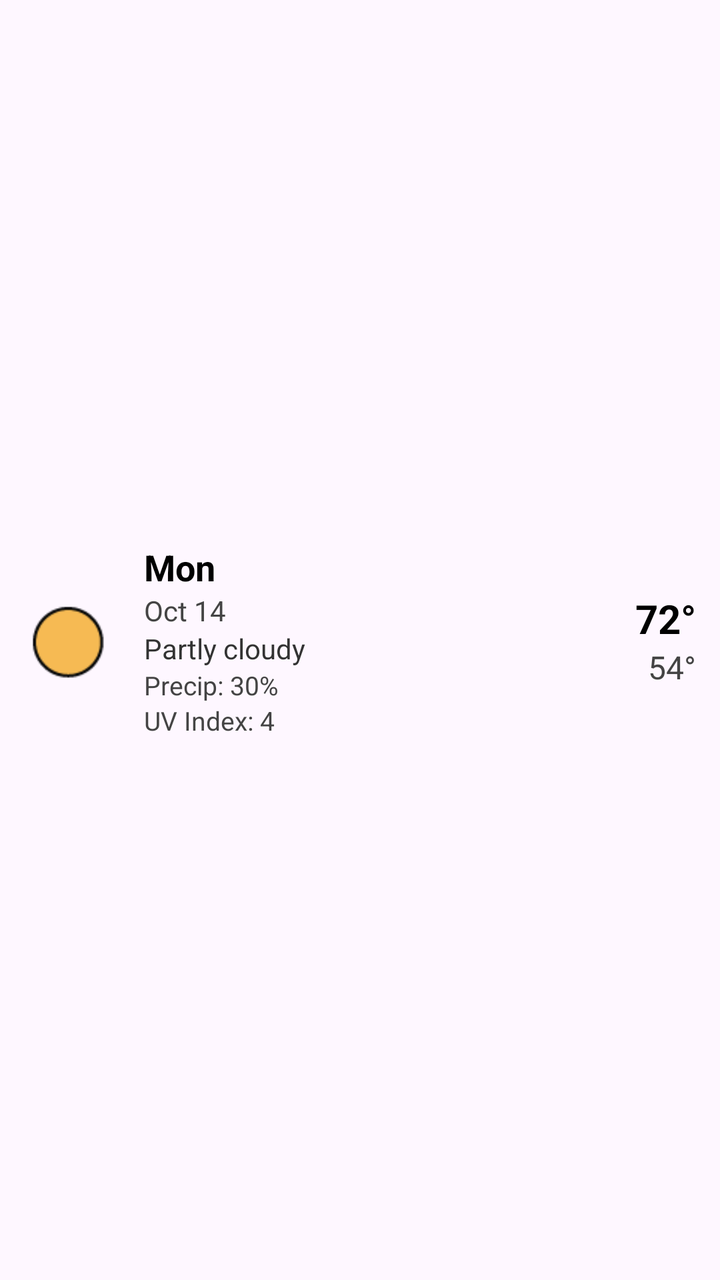
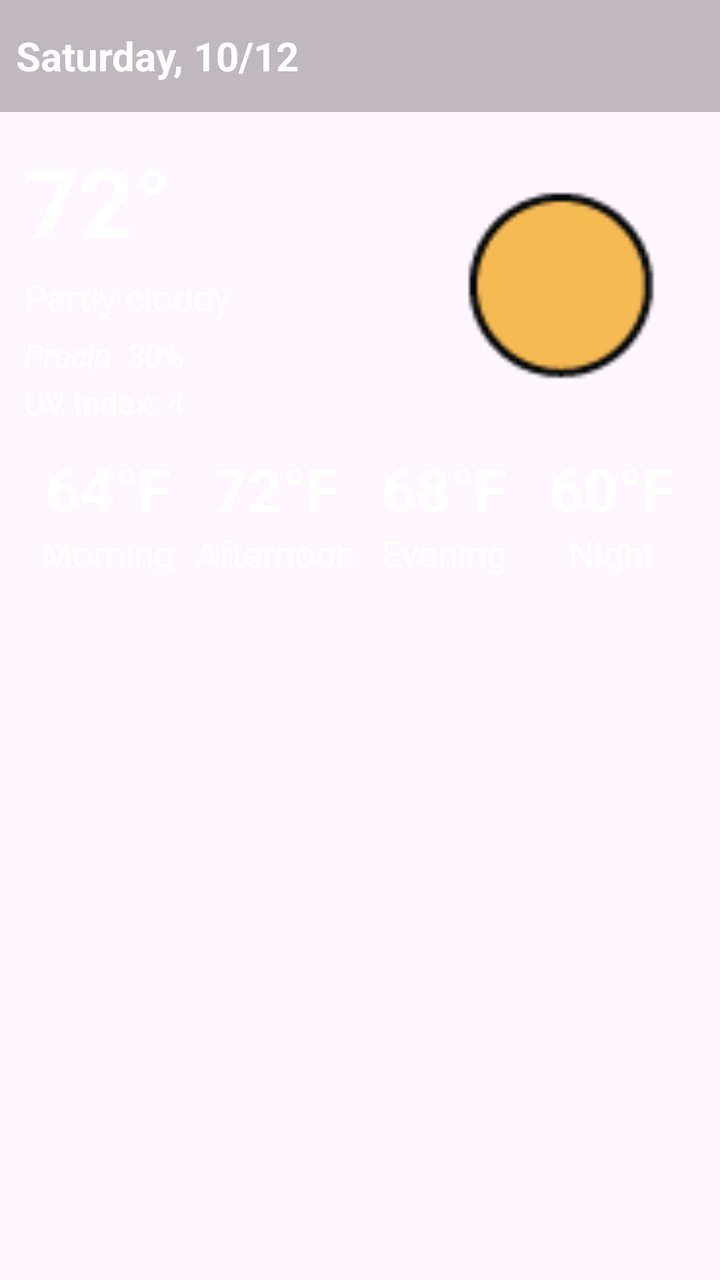

The first picture is an Android layout as it rendered before a commit; the second is the same layout after the commit. The layout source and the unified diff follow.
<!-- AndroidManifest.xml: application theme Theme.WeatherApp -->
<!-- res/layout/item_day.xml -->
<?xml version="1.0" encoding="utf-8"?>
<androidx.constraintlayout.widget.ConstraintLayout xmlns:android="http://schemas.android.com/apk/res/android"
    xmlns:app="http://schemas.android.com/apk/res-auto"
    android:id="@+id/itemDayRoot"
    android:layout_width="match_parent"
    android:layout_height="wrap_content"
    android:layout_margin="0dp"
    android:padding="0dp">

    <LinearLayout
        android:id="@+id/container"
        android:layout_width="0dp"
        android:layout_height="wrap_content"
        android:gravity="center_vertical"
        android:orientation="horizontal"
        android:padding="12dp"
        app:layout_constraintBottom_toBottomOf="parent"
        app:layout_constraintEnd_toEndOf="parent"
        app:layout_constraintStart_toStartOf="parent"
        app:layout_constraintTop_toTopOf="parent">

        <ImageView
            android:id="@+id/ivDayIcon"
            android:layout_width="48dp"
            android:layout_height="48dp"
            android:contentDescription="icon"
            android:src="@drawable/clear_day" />

        <LinearLayout
            android:layout_width="0dp"
            android:layout_height="wrap_content"
            android:layout_marginStart="12dp"
            android:layout_weight="1"
            android:orientation="vertical">

            <TextView
                android:id="@+id/tvDayName"
                android:layout_width="wrap_content"
                android:layout_height="wrap_content"
                android:text="Mon"
                android:textColor="#000000"
                android:textSize="18sp"
                android:textStyle="bold" />

            <TextView
                android:id="@+id/tvDate"
                android:layout_width="wrap_content"
                android:layout_height="wrap_content"
                android:text="Oct 14"
                android:textColor="#444444"
                android:textSize="14sp" />

            <TextView
                android:id="@+id/tvDescription"
                android:layout_width="wrap_content"
                android:layout_height="wrap_content"
                android:text="Partly cloudy"
                android:textColor="#333333"
                android:textSize="14sp" />

            <TextView
                android:id="@+id/tvPrecip"
                android:layout_width="wrap_content"
                android:layout_height="wrap_content"
                android:text="Precip: 30%"
                android:textColor="#444444"
                android:textSize="13sp" />

            <TextView
                android:id="@+id/tvUV"
                android:layout_width="wrap_content"
                android:layout_height="wrap_content"
                android:text="UV Index: 4"
                android:textColor="#444444"
                android:textSize="13sp" />

        </LinearLayout>

        <LinearLayout
            android:layout_width="wrap_content"
            android:layout_height="wrap_content"
            android:gravity="end"
            android:orientation="vertical">

            <TextView
                android:id="@+id/tvTempHigh"
                android:layout_width="wrap_content"
                android:layout_height="wrap_content"
                android:text="72°"
                android:textColor="#000000"
                android:textSize="20sp"
                android:textStyle="bold" />

            <TextView
                android:id="@+id/tvTempLow"
                android:layout_width="wrap_content"
                android:layout_height="wrap_content"
                android:text="54°"
                android:textColor="#444444"
                android:textSize="16sp" />
        </LinearLayout>

    </LinearLayout>

</androidx.constraintlayout.widget.ConstraintLayout>
<!-- resources referenced by this layout -->
<resources>
  <!-- drawable clear_day: png bitmap (drawable, 1212 bytes) -->
  <style name="Theme.WeatherApp" parent="Base.Theme.WeatherApp" />
  <style name="Base.Theme.WeatherApp" parent="Theme.Material3.DayNight.NoActionBar">
          
          
      </style>
</resources>

<!-- the commit's change to res/layout/item_day.xml (unified diff, before → after) -->
@@ -7,99 +7,238 @@
     android:layout_margin="0dp"
     android:padding="0dp">
 
+    
+    <FrameLayout
+        android:id="@+id/frameLayout2"
+        android:layout_width="match_parent"
+        android:layout_height="56dp"
+        android:background="#40000000"
+        android:padding="8dp"
+        app:layout_constraintEnd_toEndOf="parent"
+        app:layout_constraintStart_toStartOf="parent"
+        app:layout_constraintTop_toTopOf="parent">
+
+        <TextView
+            android:id="@+id/tvDayDate"
+            android:layout_width="wrap_content"
+            android:layout_height="wrap_content"
+            android:text="Saturday, 10/12"
+            android:textColor="#FFFFFF"
+            android:textSize="20sp"
+            android:textStyle="bold"
+            android:layout_gravity="center_vertical|start" />
+    </FrameLayout>
+
+    
     <LinearLayout
         android:id="@+id/container"
         android:layout_width="0dp"
         android:layout_height="wrap_content"
         android:gravity="center_vertical"
         android:orientation="horizontal"
-        android:padding="12dp"
-        app:layout_constraintBottom_toBottomOf="parent"
-        app:layout_constraintEnd_toEndOf="parent"
-        app:layout_constraintStart_toStartOf="parent"
-        app:layout_constraintTop_toTopOf="parent">
+        android:paddingLeft="12dp"
+        android:paddingTop="12dp"
+        android:paddingRight="12dp"
+        android:paddingBottom="0dp"
+        app:layout_constraintEnd_toEndOf="parent"
+        app:layout_constraintStart_toStartOf="parent"
+        app:layout_constraintTop_toBottomOf="@id/frameLayout2">
+
+        <LinearLayout
+            android:layout_width="0dp"
+            android:layout_height="wrap_content"
+            android:layout_weight="1"
+            android:orientation="vertical"
+            android:paddingRight="10dp">
+
+            <TextView
+                android:id="@+id/tvTempHigh"
+                android:layout_width="wrap_content"
+                android:layout_height="wrap_content"
+                android:text="72°"
+                android:textColor="#FFFFFF"
+                android:textSize="48sp"
+                android:textStyle="bold" />
+
+            <TextView
+                android:id="@+id/tvDescription"
+                android:layout_width="wrap_content"
+                android:layout_height="wrap_content"
+                android:layout_marginTop="4dp"
+                android:text="Partly cloudy"
+                android:textColor="#FFFFFF"
+                android:textSize="18sp" />
+
+            <TextView
+                android:id="@+id/tvPrecip"
+                android:layout_width="wrap_content"
+                android:layout_height="wrap_content"
+                android:layout_marginTop="6dp"
+                android:text="Precip: 30%"
+                android:textColor="#FFFFFF"
+                android:textSize="16sp"
+                android:textStyle="italic" />
+
+            <TextView
+                android:id="@+id/tvUV"
+                android:layout_width="wrap_content"
+                android:layout_height="wrap_content"
+                android:layout_marginTop="2dp"
+                android:text="UV Index: 4"
+                android:textColor="#FFFFFF"
+                android:textSize="16sp" />
+        </LinearLayout>
 
         <ImageView
             android:id="@+id/ivDayIcon"
-            android:layout_width="48dp"
-            android:layout_height="48dp"
+            android:layout_width="125dp"
+            android:layout_height="125dp"
+            android:adjustViewBounds="true"
             android:contentDescription="icon"
             android:src="@drawable/clear_day" />
-
-        <LinearLayout
-            android:layout_width="0dp"
-            android:layout_height="wrap_content"
-            android:layout_marginStart="12dp"
-            android:layout_weight="1"
-            android:orientation="vertical">
-
-            <TextView
-                android:id="@+id/tvDayName"
-                android:layout_width="wrap_content"
-                android:layout_height="wrap_content"
-                android:text="Mon"
-                android:textColor="#000000"
-                android:textSize="18sp"
-                android:textStyle="bold" />
-
-            <TextView
-                android:id="@+id/tvDate"
-                android:layout_width="wrap_content"
-                android:layout_height="wrap_content"
-                android:text="Oct 14"
-                android:textColor="#444444"
-                android:textSize="14sp" />
-
-            <TextView
-                android:id="@+id/tvDescription"
-                android:layout_width="wrap_content"
-                android:layout_height="wrap_content"
-                android:text="Partly cloudy"
-                android:textColor="#333333"
-                android:textSize="14sp" />
-
-            <TextView
-                android:id="@+id/tvPrecip"
-                android:layout_width="wrap_content"
-                android:layout_height="wrap_content"
-                android:text="Precip: 30%"
-                android:textColor="#444444"
-                android:textSize="13sp" />
-
-            <TextView
-                android:id="@+id/tvUV"
-                android:layout_width="wrap_content"
-                android:layout_height="wrap_content"
-                android:text="UV Index: 4"
-                android:textColor="#444444"
-                android:textSize="13sp" />
-
-        </LinearLayout>
-
-        <LinearLayout
-            android:layout_width="wrap_content"
-            android:layout_height="wrap_content"
-            android:gravity="end"
-            android:orientation="vertical">
-
-            <TextView
-                android:id="@+id/tvTempHigh"
-                android:layout_width="wrap_content"
-                android:layout_height="wrap_content"
-                android:text="72°"
-                android:textColor="#000000"
-                android:textSize="20sp"
-                android:textStyle="bold" />
-
-            <TextView
-                android:id="@+id/tvTempLow"
-                android:layout_width="wrap_content"
-                android:layout_height="wrap_content"
-                android:text="54°"
-                android:textColor="#444444"
-                android:textSize="16sp" />
-        </LinearLayout>
-
     </LinearLayout>
 
+    
+    <View
+        android:id="@+id/divider"
+        android:layout_width="0dp"
+        android:layout_height="0dp"
+        android:background="#25FFFFFF"
+        app:layout_constraintTop_toBottomOf="@id/container"
+        app:layout_constraintStart_toStartOf="parent"
+        app:layout_constraintEnd_toEndOf="parent"
+        android:layout_marginTop="8dp"
+        android:layout_marginBottom="8dp"/>
+
+    
+    <LinearLayout
+        android:id="@+id/periodRow"
+        android:layout_width="0dp"
+        android:layout_height="wrap_content"
+        android:orientation="horizontal"
+        app:layout_constraintTop_toBottomOf="@id/divider"
+        app:layout_constraintStart_toStartOf="parent"
+        app:layout_constraintEnd_toEndOf="parent"
+        android:paddingLeft="12dp"
+        android:paddingRight="12dp"
+        android:paddingBottom="12dp"
+        android:gravity="center_vertical">
+
+        
+        <LinearLayout
+            android:id="@+id/colMorning"
+            android:layout_width="0dp"
+            android:layout_height="wrap_content"
+            android:layout_weight="1"
+            android:orientation="vertical"
+            android:gravity="center">
+
+            <TextView
+                android:id="@+id/tvTempMorning"
+                android:layout_width="wrap_content"
+                android:layout_height="wrap_content"
+                android:layout_marginTop="4dp"
+                android:text="64°F"
+                android:textColor="#FFFFFF"
+                android:textSize="30sp"
+                android:textStyle="bold" />
+
+            <TextView
+                android:id="@+id/tvLabelMorning"
+                android:layout_width="wrap_content"
+                android:layout_height="wrap_content"
+                android:text="Morning"
+                android:textColor="#FFFFFF"
+                android:textSize="18sp" />
+
+        </LinearLayout>
+
+        
+        <LinearLayout
+            android:id="@+id/colAfternoon"
+            android:layout_width="0dp"
+            android:layout_height="wrap_content"
+            android:layout_weight="1"
+            android:orientation="vertical"
+            android:gravity="center">
+
+            <TextView
+                android:id="@+id/tvTempAfternoon"
+                android:layout_width="wrap_content"
+                android:layout_height="wrap_content"
+                android:layout_marginTop="4dp"
+                android:text="72°F"
+                android:textColor="#FFFFFF"
+                android:textSize="30sp"
+                android:textStyle="bold" />
+
+            <TextView
+                android:id="@+id/tvLabelAfternoon"
+                android:layout_width="wrap_content"
+                android:layout_height="wrap_content"
+                android:text="Afternoon"
+                android:textColor="#FFFFFF"
+                android:textSize="18sp" />
+
+        </LinearLayout>
+
+        
+        <LinearLayout
+            android:id="@+id/colEvening"
+            android:layout_width="0dp"
+            android:layout_height="wrap_content"
+            android:layout_weight="1"
+            android:orientation="vertical"
+            android:gravity="center">
+
+            <TextView
+                android:id="@+id/tvTempEvening"
+                android:layout_width="wrap_content"
+                android:layout_height="wrap_content"
+                android:layout_marginTop="4dp"
+                android:text="68°F"
+                android:textColor="#FFFFFF"
+                android:textSize="30sp"
+                android:textStyle="bold" />
+
+            <TextView
+                android:id="@+id/tvLabelEvening"
+                android:layout_width="wrap_content"
+                android:layout_height="wrap_content"
+                android:text="Evening"
+                android:textColor="#FFFFFF"
+                android:textSize="18sp" />
+
+        </LinearLayout>
+
+        
+        <LinearLayout
+            android:id="@+id/colNight"
+            android:layout_width="0dp"
+            android:layout_height="wrap_content"
+            android:layout_weight="1"
+            android:orientation="vertical"
+            android:gravity="center">
+
+            <TextView
+                android:id="@+id/tvTempNight"
+                android:layout_width="wrap_content"
+                android:layout_height="wrap_content"
+                android:layout_marginTop="4dp"
+                android:text="60°F"
+                android:textColor="#FFFFFF"
+                android:textSize="30sp"
+                android:textStyle="bold" />
+
+            <TextView
+                android:id="@+id/tvLabelNight"
+                android:layout_width="wrap_content"
+                android:layout_height="wrap_content"
+                android:text="Night"
+                android:textColor="#FFFFFF"
+                android:textSize="18sp" />
+
+        </LinearLayout>
+    </LinearLayout>
+
 </androidx.constraintlayout.widget.ConstraintLayout>
